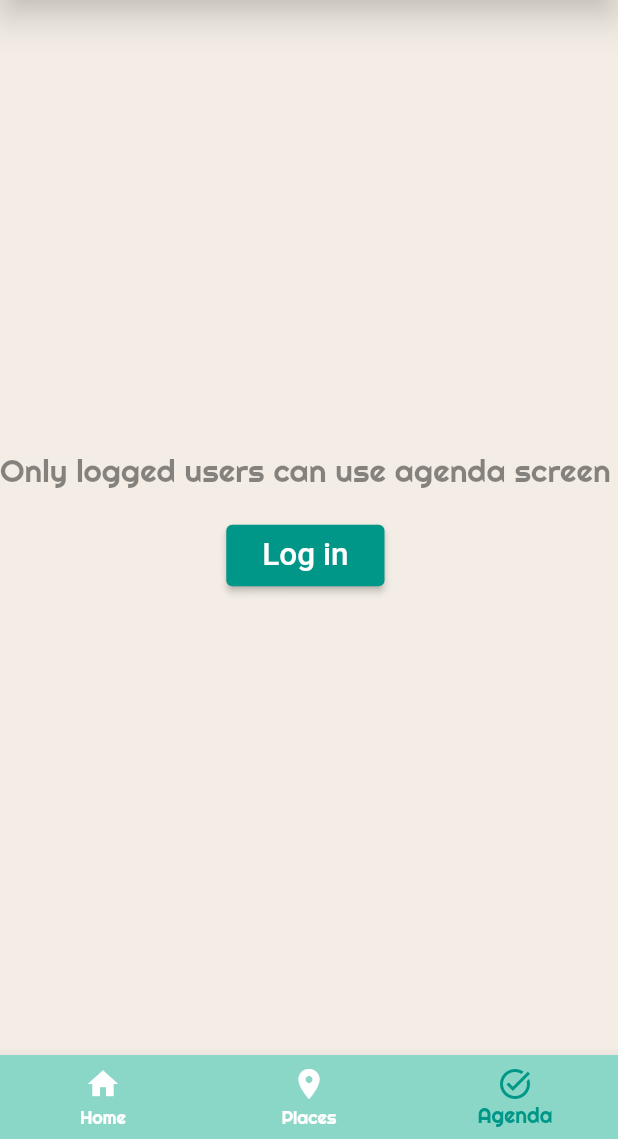
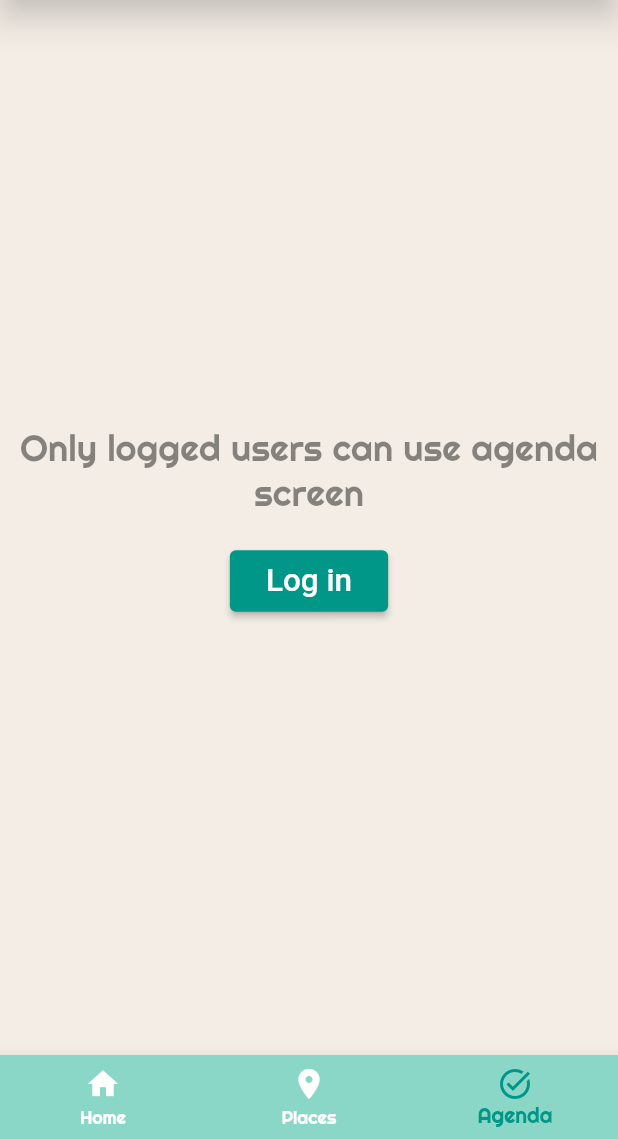
Before and after one commit to Aminat00/hajj_app, a Flutter app: the screen it shows after launch, item 3 of the bottom bar chosen, on a phone screen of 412 x 824 dp, the part 97-1236 px from its top. Run offline on Flutter 3.47's test engine with Material 2 defaults, Android fonts, the phone set to English and light mode, and no system bars; our stand-ins replace carousel_slider, firebase_auth, firebase_core, firebase_database, flutter_svg, google_fonts; missing offline and left inert: map_launcher; accounts and stored records are empty; network calls fail.

Commit message:
changes for color and styles

```diff
--- a/lib/features/dashboard/presentation/other/task_sheet.dart
+++ b/lib/features/dashboard/presentation/other/task_sheet.dart
@@ -2,12 +2,12 @@ import 'package:flutter/material.dart';
 
 class TaskSheet {
   static show(BuildContext context, Function(String, String) onTap) {
-    final GlobalKey<FormState> _formState = GlobalKey();
+    final GlobalKey<FormState> formState = GlobalKey();
     final GlobalKey<FormFieldState<String>> _headerKey = GlobalKey();
     final GlobalKey<FormFieldState<String>> _bodyKey = GlobalKey();
 
     void validate() {
-      if (_formState.currentState!.validate()) {
+      if (formState.currentState!.validate()) {
         onTap.call(_headerKey.currentState!.value!, _bodyKey.currentState!.value!);
       }
     }
@@ -21,7 +21,7 @@ class TaskSheet {
           child: Wrap(
             children: [
               Form(
-                key: _formState,
+                key: formState,
                 child: Column(
                   children: <Widget>[
                     const ListTile(
--- a/lib/features/dashboard/presentation/screen/places_screen.dart
+++ b/lib/features/dashboard/presentation/screen/places_screen.dart
@@ -1,5 +1,7 @@
 import 'package:flutter/material.dart';
+import 'package:google_fonts/google_fonts.dart';
 import 'package:hajj_app/features/dashboard/presentation/widget/place_widget.dart';
+import 'package:hajj_app/hajj_app_theme.dart';
 import 'package:hajj_app/models/place_description.dart';
 import 'package:hajj_app/services/places_service.dart';
 
@@ -58,7 +60,7 @@ class _PlacesScreenState extends State<PlacesScreen> with SingleTickerProviderSt
                         const SizedBox(
                           width: 4,
                         ),
-                        Text(entry.value),
+                        Text(entry.value,style: GoogleFonts.getFont('Righteous'),),
                       ],
                     ),
                   ),
--- a/lib/features/dashboard/presentation/widget/prayer_time_icon.dart
+++ b/lib/features/dashboard/presentation/widget/prayer_time_icon.dart
@@ -20,7 +20,7 @@ class PrayerTimeIcon extends StatelessWidget {
       children: [
         Text(salahName,
             style:
-                Theme.of(context).textTheme.bodyText2?.apply(fontSizeFactor: closest ? 1.2 : 1.0)),
+                Theme.of(context).textTheme.subtitle2?.apply(fontSizeFactor: closest ? 1.2 : 1.0)),
         Icon(
           salahIcon,
           color: Colors.teal[closest ? 800 : 500],
@@ -28,7 +28,7 @@ class PrayerTimeIcon extends StatelessWidget {
         ),
         Text(salahTime,
             style:
-                Theme.of(context).textTheme.bodyText2?.apply(fontSizeFactor: closest ? 1.2 : 1.0)),
+                Theme.of(context).textTheme.subtitle2?.apply(fontSizeFactor: closest ? 1.2 : 1.0)),
       ],
     );
   }
--- a/lib/features/dashboard/presentation/widget/prayer_times.dart
+++ b/lib/features/dashboard/presentation/widget/prayer_times.dart
@@ -50,7 +50,8 @@ class _PrayerTimesState extends State<PrayerTimes> {
       children: [
         Padding(
           padding: EdgeInsets.all(8.0),
-          child: Text('${hijriDate.day} ${latinize(hijriDate.month)} ${hijriDate.year}'),
+          child: Text('${hijriDate.day} ${latinize(hijriDate.month)} ${hijriDate.year}',
+            style: Theme.of(context).textTheme.headline6),
         ),
         Padding(
           padding: const EdgeInsets.all(10.0),
--- a/lib/hajj_app_theme.dart
+++ b/lib/hajj_app_theme.dart
@@ -35,9 +35,14 @@ class HajjAppTheme {
       color: Colors.teal,
     ),
     bodyText2: GoogleFonts.righteous(
-      fontSize: 14,
+      fontSize: 16,
       color: Colors.black45,
       fontWeight: FontWeight.w300,
+    ),
+    subtitle2: GoogleFonts.righteous(
+      fontSize: 16,
+      color: Colors.teal,
+      fontWeight: FontWeight.w500,
     ),
   );
 
```
Also changed, not shown: lib/features/dashboard/presentation/widget/place_widget.dart (+8 -4 lines).
